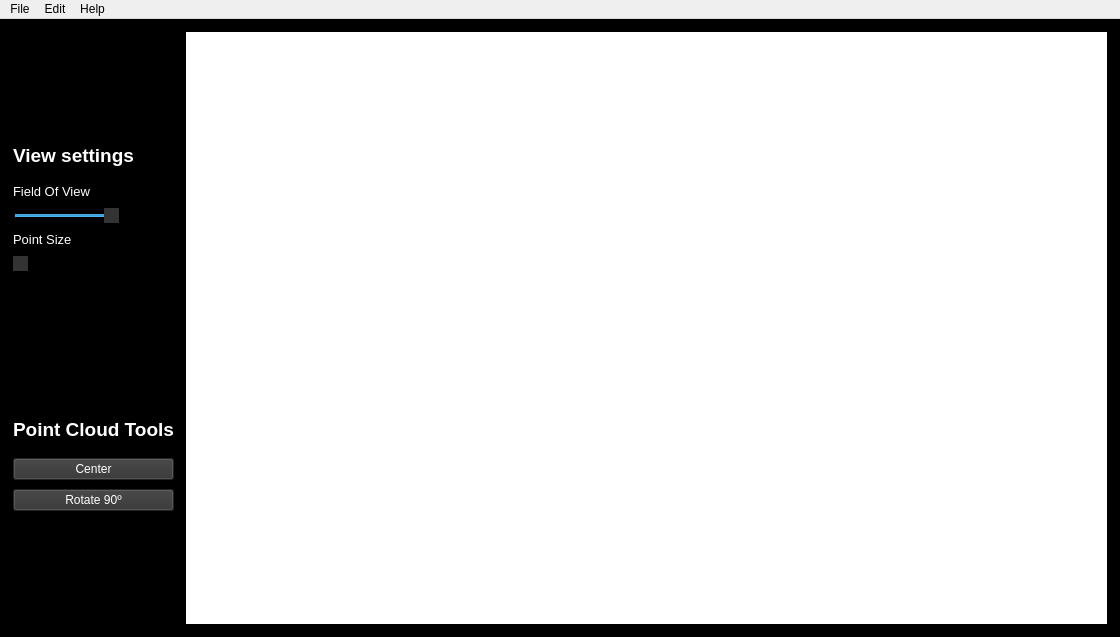
Above: PointCloudEditor/code/PointCloudEditor.ui from miguelgutierrezruano/PointCloudEditor before the change. Below: the same form after it.
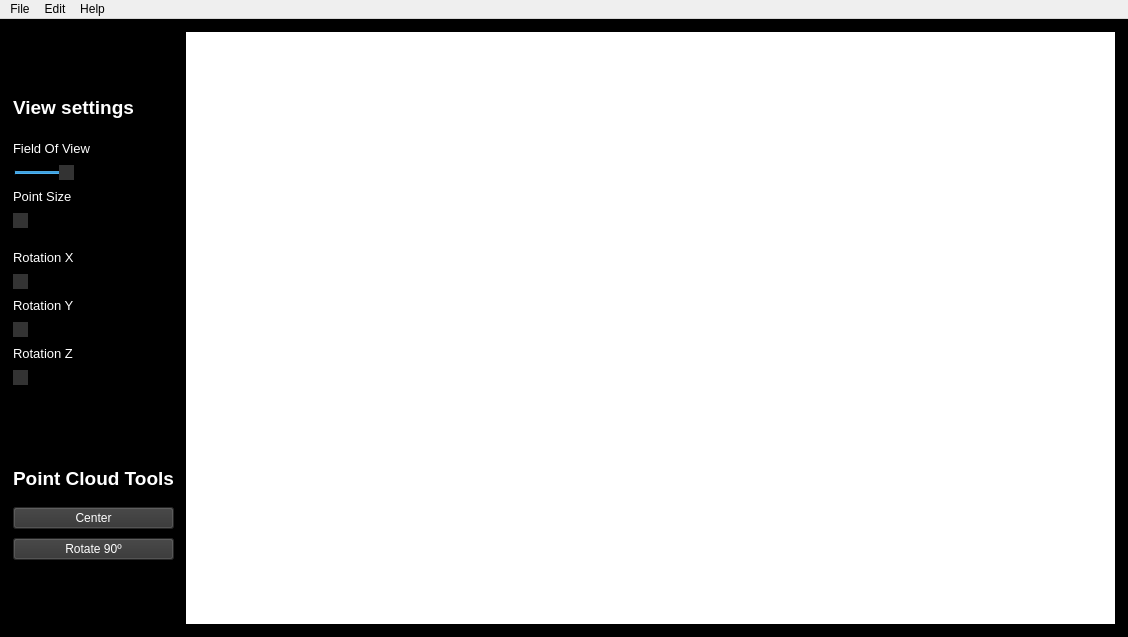
That is the form after the change.

The edit to the form file:
```diff
--- a/PointCloudEditor/code/PointCloudEditor.ui
+++ b/PointCloudEditor/code/PointCloudEditor.ui
@@ -6,7 +6,7 @@
    <rect>
     <x>0</x>
     <y>0</y>
-    <width>1115</width>
+    <width>1128</width>
     <height>636</height>
    </rect>
   </property>
@@ -57,7 +57,7 @@
        <item>
         <layout class="QVBoxLayout" name="ToolsLayout">
          <property name="spacing">
-          <number>35</number>
+          <number>18</number>
          </property>
          <property name="sizeConstraint">
           <enum>QLayout::SetDefaultConstraint</enum>
@@ -104,7 +104,7 @@
             </widget>
            </item>
            <item>
-            <spacer name="verticalSpacer">
+            <spacer name="verticalSpacer_3">
              <property name="orientation">
               <enum>Qt::Vertical</enum>
              </property>
@@ -114,7 +114,7 @@
              <property name="sizeHint" stdset="0">
               <size>
                <width>20</width>
-               <height>8</height>
+               <height>13</height>
               </size>
              </property>
             </spacer>
@@ -159,7 +159,7 @@
               <number>100</number>
              </property>
              <property name="value">
-              <number>70</number>
+              <number>45</number>
              </property>
              <property name="orientation">
               <enum>Qt::Horizontal</enum>
@@ -214,6 +214,136 @@
              </property>
             </widget>
            </item>
+           <item>
+            <spacer name="verticalSpacer">
+             <property name="orientation">
+              <enum>Qt::Vertical</enum>
+             </property>
+             <property name="sizeType">
+              <enum>QSizePolicy::Fixed</enum>
+             </property>
+             <property name="sizeHint" stdset="0">
+              <size>
+               <width>20</width>
+               <height>13</height>
+              </size>
+             </property>
+            </spacer>
+           </item>
+           <item>
+            <widget class="QLabel" name="rotationx">
+             <property name="sizePolicy">
+              <sizepolicy hsizetype="Preferred" vsizetype="Fixed">
+               <horstretch>0</horstretch>
+               <verstretch>0</verstretch>
+              </sizepolicy>
+             </property>
+             <property name="font">
+              <font>
+               <family>Tahoma</family>
+               <pointsize>10</pointsize>
+              </font>
+             </property>
+             <property name="styleSheet">
+              <string notr="true">color: white;
+font-family: &quot;Tahoma&quot;</string>
+             </property>
+             <property name="text">
+              <string>Rotation X</string>
+             </property>
+            </widget>
+           </item>
+           <item>
+            <widget class="QSlider" name="rotationXSlider">
+             <property name="styleSheet">
+              <string notr="true">QSlider::handle:horizontal {
+    background-color: #333333;
+}</string>
+             </property>
+             <property name="maximum">
+              <number>360</number>
+             </property>
+             <property name="orientation">
+              <enum>Qt::Horizontal</enum>
+             </property>
+            </widget>
+           </item>
+           <item>
+            <widget class="QLabel" name="rotationy">
+             <property name="sizePolicy">
+              <sizepolicy hsizetype="Preferred" vsizetype="Fixed">
+               <horstretch>0</horstretch>
+               <verstretch>0</verstretch>
+              </sizepolicy>
+             </property>
+             <property name="font">
+              <font>
+               <family>Tahoma</family>
+               <pointsize>10</pointsize>
+              </font>
+             </property>
+             <property name="styleSheet">
+              <string notr="true">color: white;
+font-family: &quot;Tahoma&quot;</string>
+             </property>
+             <property name="text">
+              <string>Rotation Y</string>
+             </property>
+            </widget>
+           </item>
+           <item>
+            <widget class="QSlider" name="rotationYSlider">
+             <property name="styleSheet">
+              <string notr="true">QSlider::handle:horizontal {
+    background-color: #333333;
+}</string>
+             </property>
+             <property name="maximum">
+              <number>360</number>
+             </property>
+             <property name="orientation">
+              <enum>Qt::Horizontal</enum>
+             </property>
+            </widget>
+           </item>
+           <item>
+            <widget class="QLabel" name="rotationz">
+             <property name="sizePolicy">
+              <sizepolicy hsizetype="Preferred" vsizetype="Fixed">
+               <horstretch>0</horstretch>
+               <verstretch>0</verstretch>
+              </sizepolicy>
+             </property>
+             <property name="font">
+              <font>
+               <family>Tahoma</family>
+               <pointsize>10</pointsize>
+              </font>
+             </property>
+             <property name="styleSheet">
+              <string notr="true">color: white;
+font-family: &quot;Tahoma&quot;</string>
+             </property>
+             <property name="text">
+              <string>Rotation Z</string>
+             </property>
+            </widget>
+           </item>
+           <item>
+            <widget class="QSlider" name="rotationZSlider">
+             <property name="styleSheet">
+              <string notr="true">QSlider::handle:horizontal {
+    background-color: #333333;
+}</string>
+             </property>
+             <property name="maximum">
+              <number>360</number>
+             </property>
+             <property name="orientation">
+              <enum>Qt::Horizontal</enum>
+             </property>
+            </widget>
+           </item>
           </layout>
          </item>
          <item>
@@ -310,6 +440,9 @@
           <string notr="true">background-color: white;</string>
          </property>
          <layout class="QVBoxLayout" name="verticalLayout_2">
+          <property name="spacing">
+           <number>0</number>
+          </property>
           <property name="leftMargin">
            <number>0</number>
           </property>
@@ -335,7 +468,7 @@
     <rect>
      <x>0</x>
      <y>0</y>
-     <width>1115</width>
+     <width>1128</width>
      <height>22</height>
     </rect>
    </property>
```
